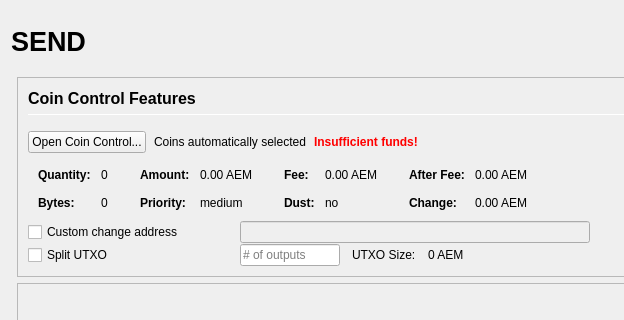
First picture: the form in src/qt/forms/sendcoinsdialog.ui, repository AtheneumChain/Atheneum, before the edit; both pictures show x 0 to 624 and y 0 to 320 of the 978 by 695 pixel window.
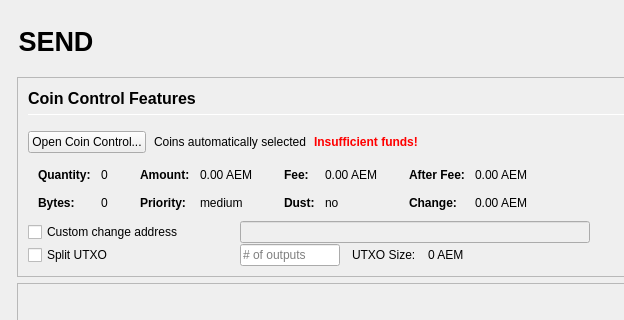
Second picture: the form after the edit. Icons and pictures are not drawn. Custom widgets are drawn as their Qt base class.

```diff
--- a/src/qt/forms/sendcoinsdialog.ui
+++ b/src/qt/forms/sendcoinsdialog.ui
@@ -79,7 +79,7 @@
              </font>
             </property>
             <property name="text">
-             <string>SEND</string>
+             <string> SEND</string>
             </property>
             <property name="alignment">
              <set>Qt::AlignLeading|Qt::AlignLeft|Qt::AlignVCenter</set>
```
